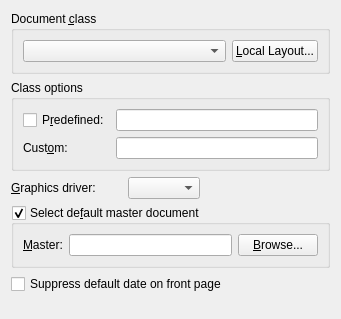
Old version of the form src/frontends/qt4/ui/LaTeXUi.ui in the repository cburschka/lyx.
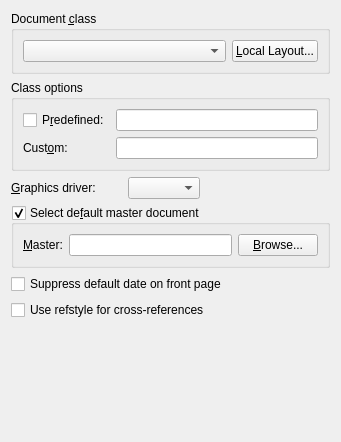
New version of the form.

Commit message: Refstyle support. The user can now choose between prettyref and restyle for formatted references. Fixes #2295, in so far as it makes it possible to translate formatted references.

```diff
--- a/src/frontends/qt4/ui/LaTeXUi.ui
+++ b/src/frontends/qt4/ui/LaTeXUi.ui
@@ -6,7 +6,7 @@
     <x>0</x>
     <y>0</y>
     <width>341</width>
-    <height>319</height>
+    <height>442</height>
    </rect>
   </property>
   <property name="windowTitle">
@@ -187,7 +187,7 @@
      </property>
     </widget>
    </item>
-   <item row="5" column="1">
+   <item row="6" column="1">
     <spacer name="verticalSpacer">
      <property name="orientation">
       <enum>Qt::Vertical</enum>
@@ -200,6 +200,13 @@
      </property>
     </spacer>
    </item>
+   <item row="5" column="0" colspan="4">
+    <widget class="QCheckBox" name="refstyleCB">
+     <property name="text">
+      <string>Use refstyle for cross-references</string>
+     </property>
+    </widget>
+   </item>
   </layout>
  </widget>
  <tabstops>
```
The commit also changes 12 other files.
